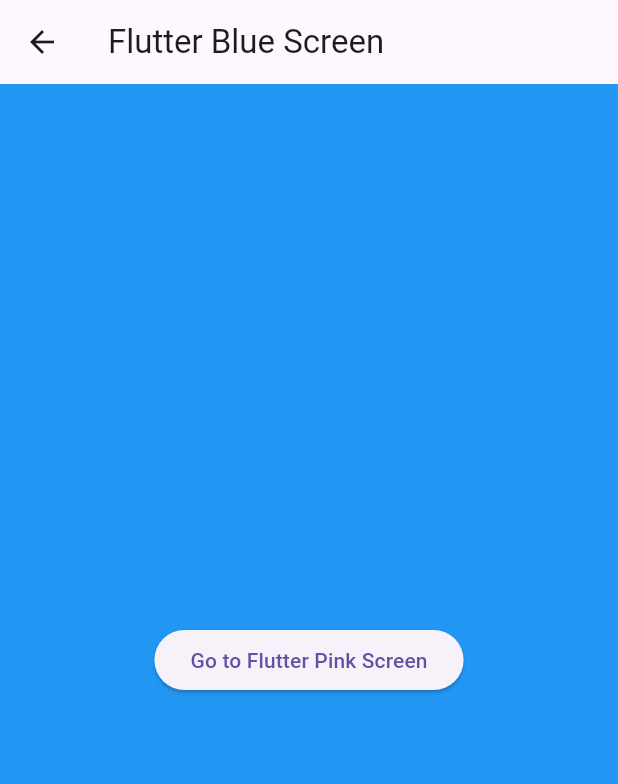
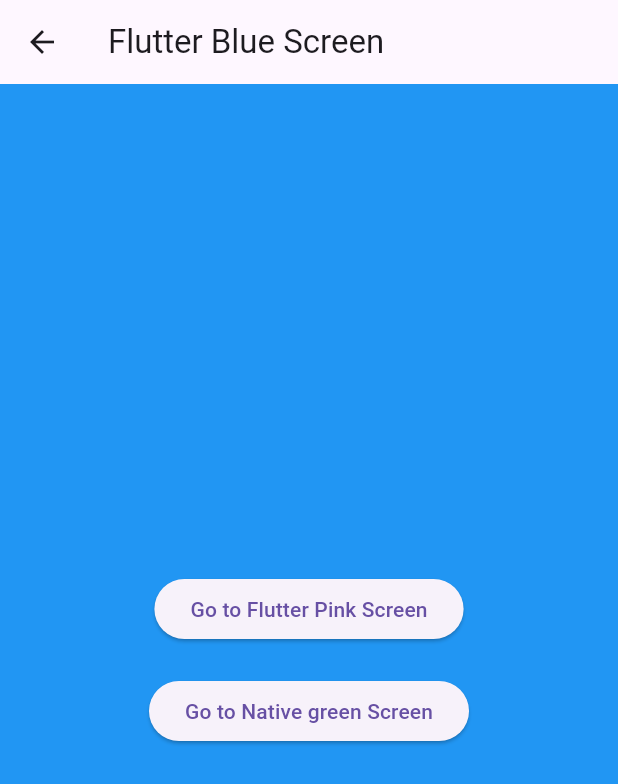
Before and after one commit to Florian-Dupire/joyfulApp_flutter, a Flutter app: the BlueScreenPage screen opened by its route, on a phone screen of 412 x 824 dp. Shown: the top 784 px of the screen. Run offline on Flutter 3.47's test engine with Material 3 defaults, Android fonts, the phone set to English and light mode, and no system bars; our stand-ins replace go_router.

Commit message:
feat: add green screen navigation

```diff
--- a/lib/src/blue_screen_page.dart
+++ b/lib/src/blue_screen_page.dart
@@ -15,12 +15,21 @@ class BlueScreenPage extends StatelessWidget {
         ),
       ),
       body: Container(
+        width: double.infinity,
         color: Colors.blue,
-        child: Center(
-          child: ElevatedButton(
-            onPressed: () => ChannelInvoker.goTo('/pinkScreen'),
-            child: const Text('Go to Flutter Pink Screen'),
-          ),
+        child: Column(
+          mainAxisAlignment: MainAxisAlignment.center,
+          children: [
+            ElevatedButton(
+              onPressed: () => ChannelInvoker.goTo('/pinkScreen'),
+              child: const Text('Go to Flutter Pink Screen'),
+            ),
+            const SizedBox(height: 20),
+            ElevatedButton(
+              onPressed: () => ChannelInvoker.goTo('/greenScreen'),
+              child: const Text('Go to Native green Screen'),
+            ),
+          ],
         )
       ),
     );
```
Also changed, not shown: lib/src/pink_screen_page.dart (+14 -5 lines).
